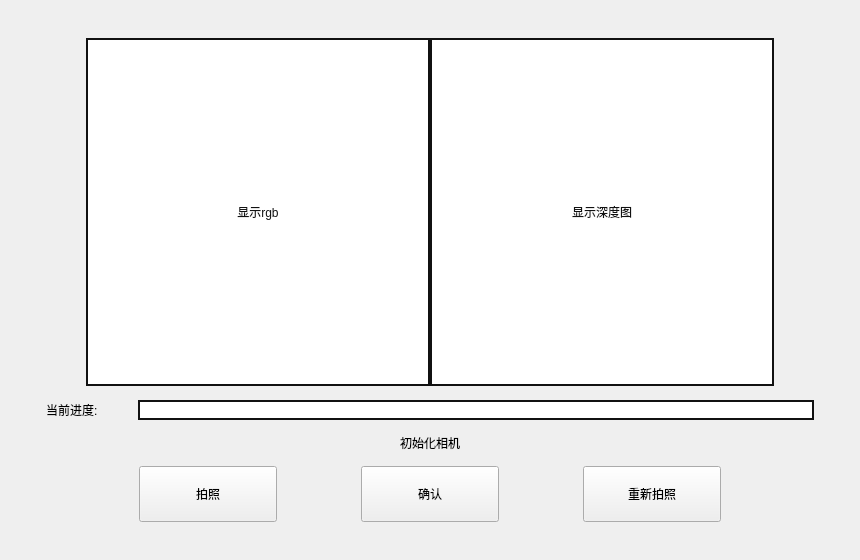
First picture: the form in mergeholo/ui/CaptureWindow.ui, repository Vangzip/Holographicface, before the edit.
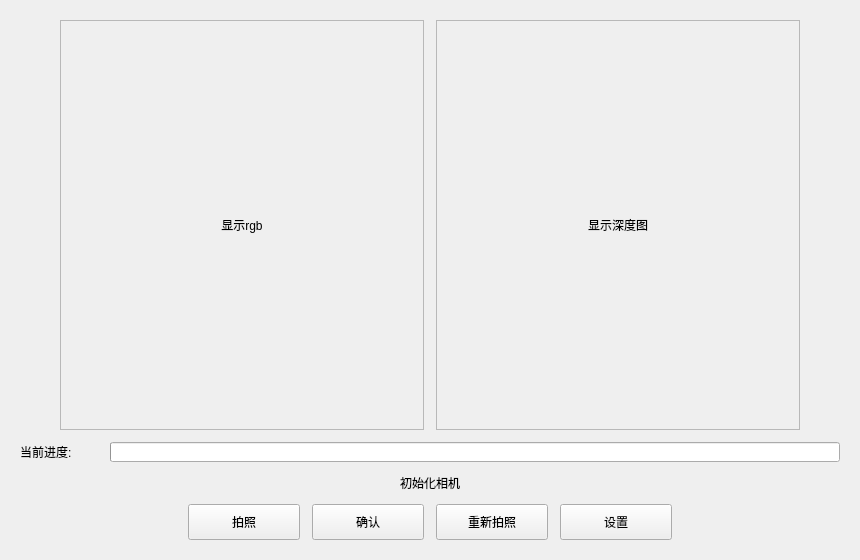
Second picture: the form after the edit.

The edit to the form file:
```diff
--- a/mergeholo/ui/CaptureWindow.ui
+++ b/mergeholo/ui/CaptureWindow.ui
@@ -16,24 +16,24 @@
   <widget class="QWidget" name="centralwidget">
    <layout class="QVBoxLayout" name="rootLayout">
     <property name="spacing">
-     <number>14</number>
+     <number>12</number>
     </property>
     <property name="leftMargin">
-     <number>46</number>
+     <number>20</number>
     </property>
     <property name="topMargin">
-     <number>38</number>
+     <number>20</number>
     </property>
     <property name="rightMargin">
-     <number>46</number>
+     <number>20</number>
     </property>
     <property name="bottomMargin">
-     <number>38</number>
+     <number>20</number>
     </property>
     <item>
      <layout class="QHBoxLayout" name="previewLayout">
       <property name="spacing">
-       <number>0</number>
+       <number>12</number>
       </property>
       <item>
        <spacer name="previewLeftSpacer">
@@ -62,14 +62,14 @@
           <height>220</height>
          </size>
         </property>
-        <property name="styleSheet">
-         <string notr="true">QLabel { background: #ffffff; color: #111111; border: 2px solid #111111; }</string>
-        </property>
         <property name="frameShape">
-         <enum>QFrame::Box</enum>
+         <enum>QFrame::StyledPanel</enum>
+        </property>
+        <property name="frameShadow">
+         <enum>QFrame::Sunken</enum>
         </property>
         <property name="lineWidth">
-         <number>2</number>
+         <number>1</number>
         </property>
         <property name="text">
          <string>显示rgb</string>
@@ -93,14 +93,14 @@
           <height>220</height>
          </size>
         </property>
-        <property name="styleSheet">
-         <string notr="true">QLabel { background: #ffffff; color: #111111; border: 2px solid #111111; }</string>
-        </property>
         <property name="frameShape">
-         <enum>QFrame::Box</enum>
+         <enum>QFrame::StyledPanel</enum>
+        </property>
+        <property name="frameShadow">
+         <enum>QFrame::Sunken</enum>
         </property>
         <property name="lineWidth">
-         <number>2</number>
+         <number>1</number>
         </property>
         <property name="text">
          <string>显示深度图</string>
@@ -160,10 +160,6 @@
           <height>20</height>
          </size>
         </property>
-        <property name="styleSheet">
-         <string notr="true">QProgressBar { border: 2px solid #111111; background: #ffffff; }
-QProgressBar::chunk { background: #2f80ed; }</string>
-        </property>
         <property name="value">
          <number>0</number>
         </property>
@@ -186,8 +182,8 @@
     </item>
     <item>
      <layout class="QHBoxLayout" name="buttonLayout">
-      <property name="spacing">
-       <number>84</number>
+     <property name="spacing">
+       <number>12</number>
       </property>
       <item>
        <spacer name="buttonLeftSpacer">
@@ -206,8 +202,8 @@
        <widget class="QPushButton" name="captureButton">
         <property name="minimumSize">
          <size>
-          <width>138</width>
-          <height>56</height>
+          <width>112</width>
+          <height>36</height>
          </size>
         </property>
         <property name="text">
@@ -219,8 +215,8 @@
        <widget class="QPushButton" name="confirmButton">
         <property name="minimumSize">
          <size>
-          <width>138</width>
-          <height>56</height>
+          <width>112</width>
+          <height>36</height>
          </size>
         </property>
         <property name="text">
@@ -232,8 +228,8 @@
        <widget class="QPushButton" name="retakeButton">
         <property name="minimumSize">
          <size>
-          <width>138</width>
-          <height>56</height>
+          <width>112</width>
+          <height>36</height>
          </size>
         </property>
         <property name="text">
@@ -241,6 +237,19 @@
         </property>
        </widget>
       </item>
+      <item>
+       <widget class="QPushButton" name="settingsButton">
+        <property name="minimumSize">
+         <size>
+          <width>112</width>
+          <height>36</height>
+         </size>
+        </property>
+        <property name="text">
+         <string>设置</string>
+        </property>
+       </widget>
+      </item>
       <item>
        <spacer name="buttonRightSpacer">
         <property name="orientation">
```
